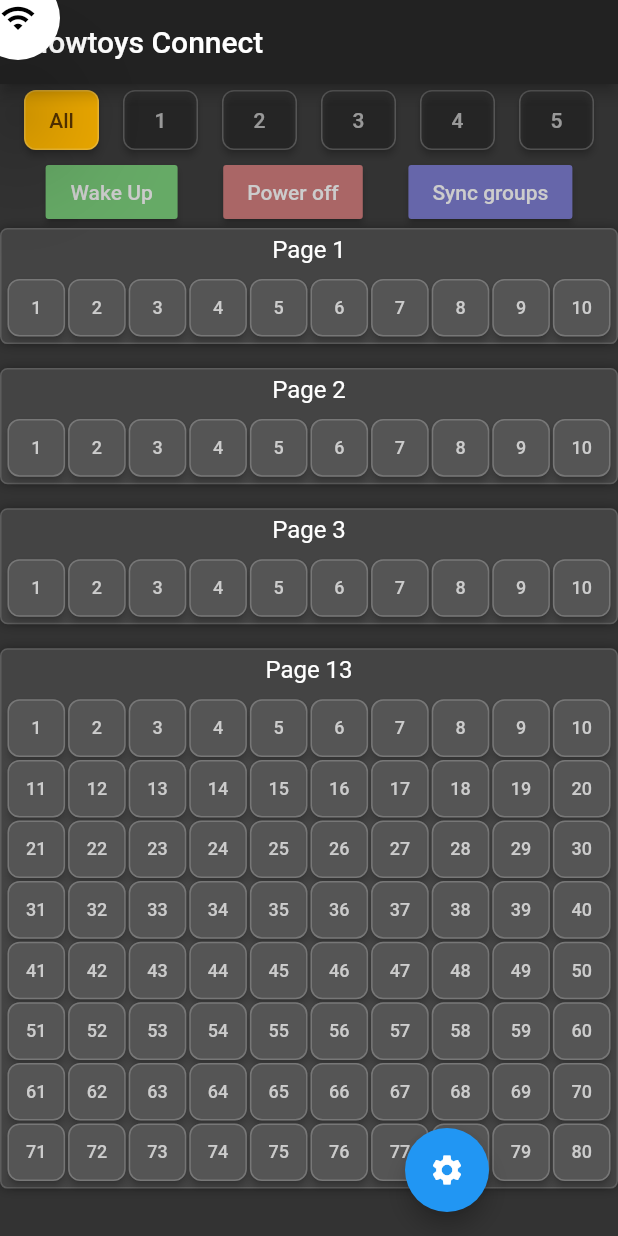
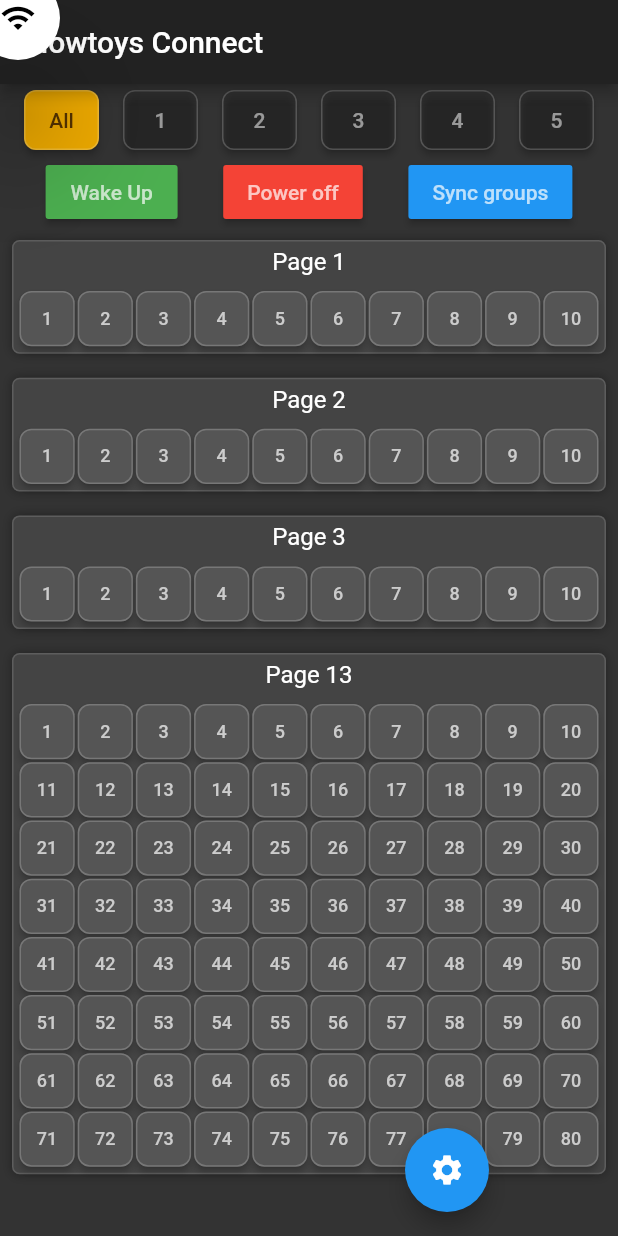
Before and after one commit to benkuper/FlowtoysConnect, a Flutter app: the screen it shows after launch, on a phone screen of 412 x 824 dp. Run offline on Flutter 3.47's test engine with Material 2 defaults, Android fonts, the phone set to English and light mode, and no system bars; drawn by our look-alikes of flutter_speed_dial; our stand-ins replace flutter_blue, fluttertoast, multicast_dns, shared_preferences, validators; missing offline and left inert: osc.

```diff
--- a/lib/main.dart
+++ b/lib/main.dart
@@ -168,20 +168,23 @@ class _MyHomePageState extends State<MyHomePage> {
                       RaisedButton(
                         onPressed: wakeUp,
                         child: Text('Wake Up'),
-                        color:Color(0xff66aa66),
-                        textColor:Color(0xffcccccc)
+                        color:Colors.green,
+                        textColor:Colors.white70,
+                        splashColor: Colors.white70,
                       ),
                       RaisedButton(
                         onPressed: powerOff,
                         child: Text('Power off'),
-                        color:Color(0xffaa6666),
-                        textColor:Color(0xffcccccc)
+                        color:Colors.red,
+                        textColor:Colors.white70,
+                        splashColor: Colors.white70,
                       ),
                       RaisedButton(
                         onPressed: syncGroups,
                         child: Text('Sync groups'),
-                        color:Color(0xff6666aa),
-                        textColor:Color(0xffcccccc)
+                        color:Colors.blue,
+                        textColor:Colors.white70,
+                        splashColor: Colors.white70,
                       )
                     ]),
                 Expanded(
--- a/lib/pagemodegrid.dart
+++ b/lib/pagemodegrid.dart
@@ -37,7 +37,7 @@ class _PageModeSelectionState extends State<PageModeSelection> {
         for (int i in [1, 2, 3, 13])
           Container(
               padding: const EdgeInsets.all(4),
-              margin: const EdgeInsets.only(bottom:16),
+              margin: const EdgeInsets.all(8),
               decoration: BoxDecoration(
               color: Color(0xff444444),
               boxShadow: [BoxShadow(color:Color(0x55000000),blurRadius: 5)],
```
Also changed, not shown: lib/oscmanager.dart (+9 -4 lines).
